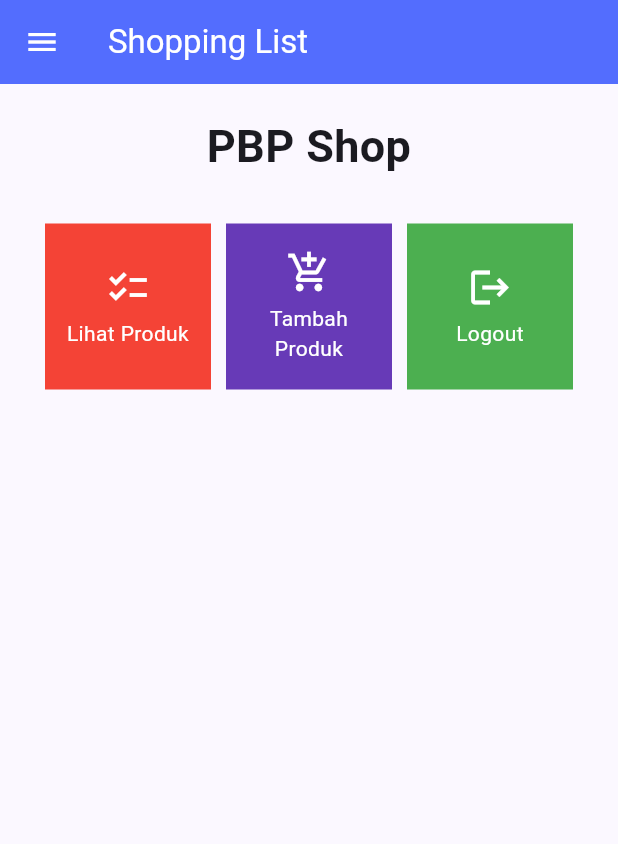
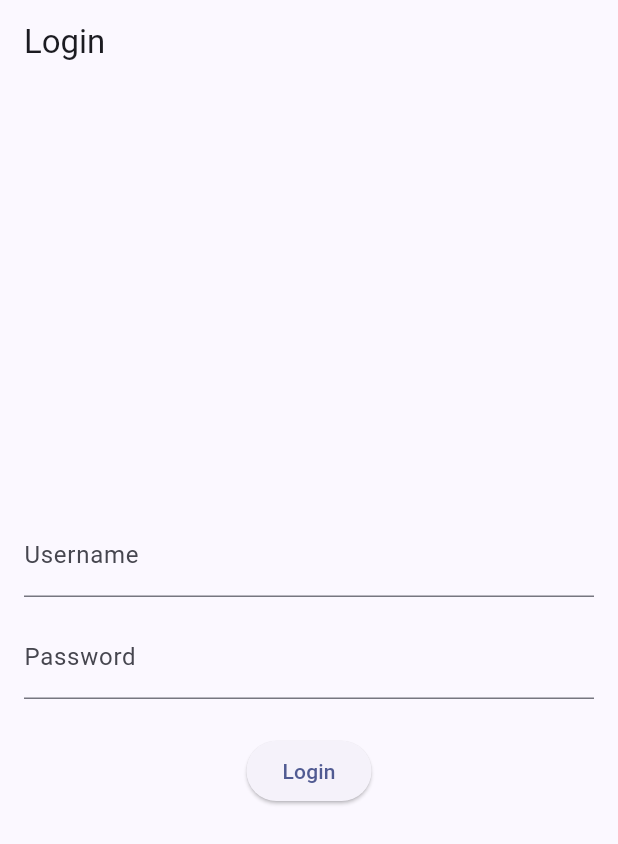
Before and after one commit to mhmdhaekal/shopping-list-mobile, a Flutter app: the screen it shows after launch, on a phone screen of 412 x 824 dp. Shown: the top 844 px of the screen. Run offline on Flutter 3.47's test engine with Material 2 defaults, Android fonts, the phone set to English and light mode, and no system bars; missing offline and left inert: pbp_django_auth.

Commit message:
tutorial 8 selesai

```diff
--- a/lib/main.dart
+++ b/lib/main.dart
@@ -1,5 +1,7 @@
 import 'package:flutter/material.dart';
-import 'package:shopping_list/screens/menu.dart';
+import 'package:pbp_django_auth/pbp_django_auth.dart';
+import 'package:provider/provider.dart';
+import 'package:shopping_list/screens/login.dart';
 
 void main() {
   runApp(const MyApp());
@@ -11,28 +13,19 @@ class MyApp extends StatelessWidget {
   // This widget is the root of your application.
   @override
   Widget build(BuildContext context) {
-    return MaterialApp(
-      title: 'Flutter Demo',
-      theme: ThemeData(
-        // This is the theme of your application.
-        //
-        // TRY THIS: Try running your application with "flutter run". You'll see
-        // the application has a blue toolbar. Then, without quitting the app,
-        // try changing the seedColor in the colorScheme below to Colors.green
-        // and then invoke "hot reload" (save your changes or press the "hot
-        // reload" button in a Flutter-supported IDE, or press "r" if you used
-        // the command line to start the app).
-        //
-        // Notice that the counter didn't reset back to zero; the application
-        // state is not lost during the reload. To reset the state, use hot
-        // restart instead.
-        //
-        // This works for code too, not just values: Most code changes can be
-        // tested with just a hot reload.
-        colorScheme: ColorScheme.fromSeed(seedColor: Colors.indigo),
-        useMaterial3: true,
+    return Provider(
+      create: (_) {
+        CookieRequest request = CookieRequest();
+        return request;
+      },
+      child: MaterialApp(
+        title: 'Flutter Demo',
+        theme: ThemeData(
+          colorScheme: ColorScheme.fromSeed(seedColor: Colors.indigo),
+          useMaterial3: true,
+        ),
+        home: const LoginPage(),
       ),
-      home: MyHomePage(),
     );
   }
 }
--- /dev/null
+++ b/lib/screens/login.dart
@@ -0,0 +1,112 @@
+// ignore_for_file: use_build_context_synchronously
+
+import 'package:shopping_list/screens/menu.dart';
+import 'package:flutter/material.dart';
+import 'package:pbp_django_auth/pbp_django_auth.dart';
+import 'package:provider/provider.dart';
+
+void main() {
+  runApp(const LoginApp());
+}
+
+class LoginApp extends StatelessWidget {
+  const LoginApp({super.key});
+
+  @override
+  Widget build(BuildContext context) {
+    return MaterialApp(
+      title: 'Login',
+      theme: ThemeData(
+        primarySwatch: Colors.blue,
+      ),
+      home: const LoginPage(),
+    );
+  }
+}
+
+class LoginPage extends StatefulWidget {
+  const LoginPage({super.key});
+
+  @override
+  _LoginPageState createState() => _LoginPageState();
+}
+
+class _LoginPageState extends State<LoginPage> {
+  final TextEditingController _usernameController = TextEditingController();
+  final TextEditingController _passwordController = TextEditingController();
+
+  @override
+  Widget build(BuildContext context) {
+    final request = context.watch<CookieRequest>();
+    return Scaffold(
+      appBar: AppBar(
+        title: const Text('Login'),
+      ),
+      body: Container(
+        padding: const EdgeInsets.all(16.0),
+        child: Column(
+          mainAxisAlignment: MainAxisAlignment.center,
+          children: [
+            TextField(
+              controller: _usernameController,
+              decoration: const InputDecoration(
+                labelText: 'Username',
+              ),
+            ),
+            const SizedBox(height: 12.0),
+            TextField(
+              controller: _passwordController,
+              decoration: const InputDecoration(
+                labelText: 'Password',
+              ),
+              obscureText: true,
+            ),
+            const SizedBox(height: 24.0),
+            ElevatedButton(
+              onPressed: () async {
+                String username = _usernameController.text;
+                String password = _passwordController.text;
+
+                final response = await request
+                    .login("https://shopping-list-haekal.fly.dev/auth/login/", {
+                  'username': username,
+                  'password': password,
+                });
+
+                if (request.loggedIn) {
+                  String message = response['message'];
+                  String uname = response['username'];
+                  Navigator.pushReplacement(
+                    context,
+                    MaterialPageRoute(builder: (context) => MyHomePage()),
+                  );
+                  ScaffoldMessenger.of(context)
+                    ..hideCurrentSnackBar()
+                    ..showSnackBar(SnackBar(
+                        content: Text("$message Selamat datang, $uname.")));
+                } else {
+                  showDialog(
+                    context: context,
+                    builder: (context) => AlertDialog(
+                      title: const Text('Login Gagal'),
+                      content: Text(response['message']),
+                      actions: [
+                        TextButton(
+                          child: const Text('OK'),
+                          onPressed: () {
+                            Navigator.pop(context);
+                          },
+                        ),
+                      ],
+                    ),
+                  );
+                }
+              },
+              child: const Text('Login'),
+            ),
+          ],
+        ),
+      ),
+    );
+  }
+}
--- a/lib/screens/menu.dart
+++ b/lib/screens/menu.dart
@@ -1,6 +1,5 @@
 import 'package:flutter/material.dart';
 import 'package:shopping_list/widgets/left_drawer.dart';
-import 'package:shopping_list/screens/shoplist_form.dart';
 import 'package:shopping_list/widgets/shop_card.dart';
 
 class MyHomePage extends StatelessWidget {
--- a/pubspec.yaml
+++ b/pubspec.yaml
@@ -35,6 +35,9 @@ dependencies:
   # The following adds the Cupertino Icons font to your application.
   # Use with the CupertinoIcons class for iOS style icons.
   cupertino_icons: ^1.0.2
+  provider: ^6.1.1
+  pbp_django_auth: ^0.3.1
+  http: ^0.13.6
 
 dev_dependencies:
   flutter_test:
```
Also changed, not shown: lib/models/product.dart (added, +68 -0 lines), lib/screens/list_product.dart (added, +89 -0 lines), lib/screens/shoplist_form.dart (+32 -26 lines), lib/widgets/left_drawer.dart (+14 -3 lines), lib/widgets/shop_card.dart (+29 -1 lines), pubspec.lock, 2 other files.
